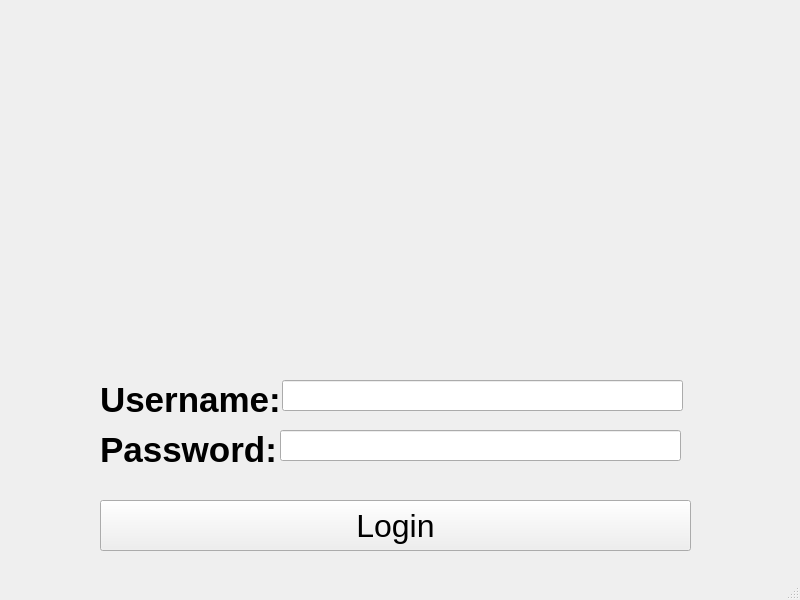
First picture: the form in loginPage.ui, repository anuragrao04/GrowPal, before the edit.
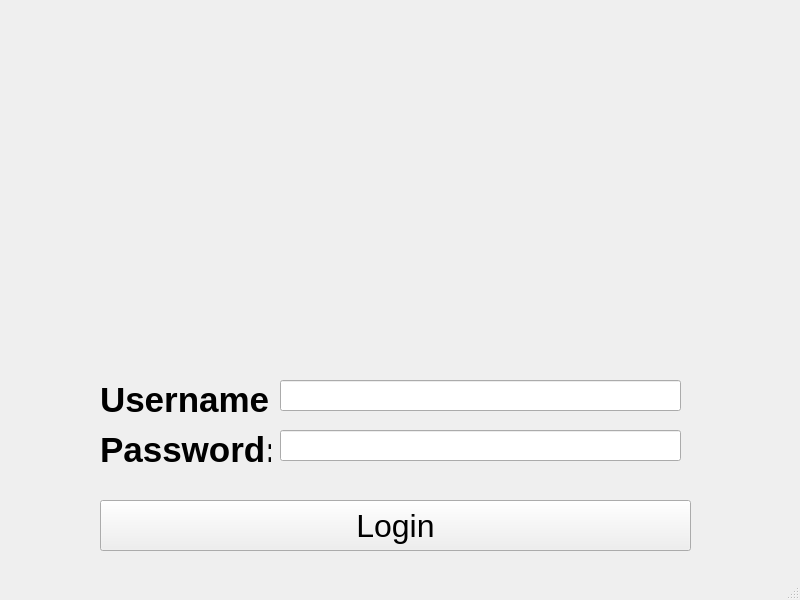
Second picture: the form after the edit. Icons and pictures are not drawn.

Commit message: shifted elements of login page to avoid overlapping on windows machines

```diff
--- a/loginPage.ui
+++ b/loginPage.ui
@@ -19,7 +19,7 @@
      <rect>
       <x>100</x>
       <y>370</y>
-      <width>221</width>
+      <width>171</width>
       <height>61</height>
      </rect>
     </property>
@@ -32,7 +32,7 @@
      <rect>
       <x>100</x>
       <y>420</y>
-      <width>221</width>
+      <width>171</width>
       <height>61</height>
      </rect>
     </property>
@@ -62,7 +62,7 @@
    <widget class="QLineEdit" name="lineedit_username">
     <property name="geometry">
      <rect>
-      <x>282</x>
+      <x>280</x>
       <y>380</y>
       <width>401</width>
       <height>31</height>
```
